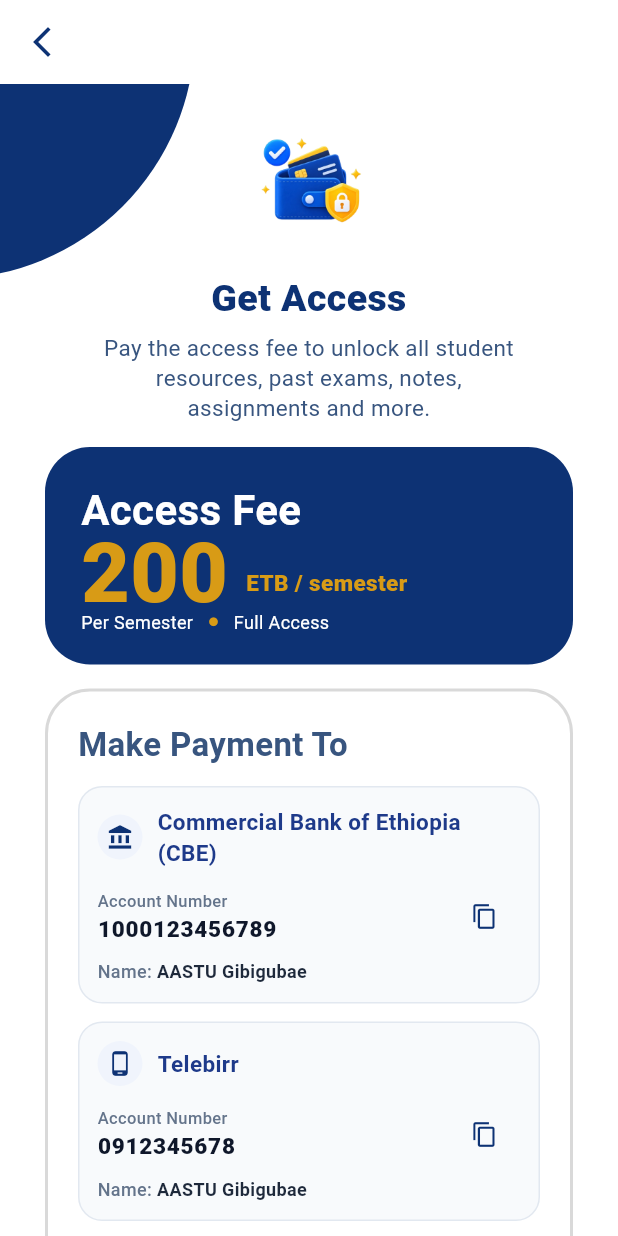
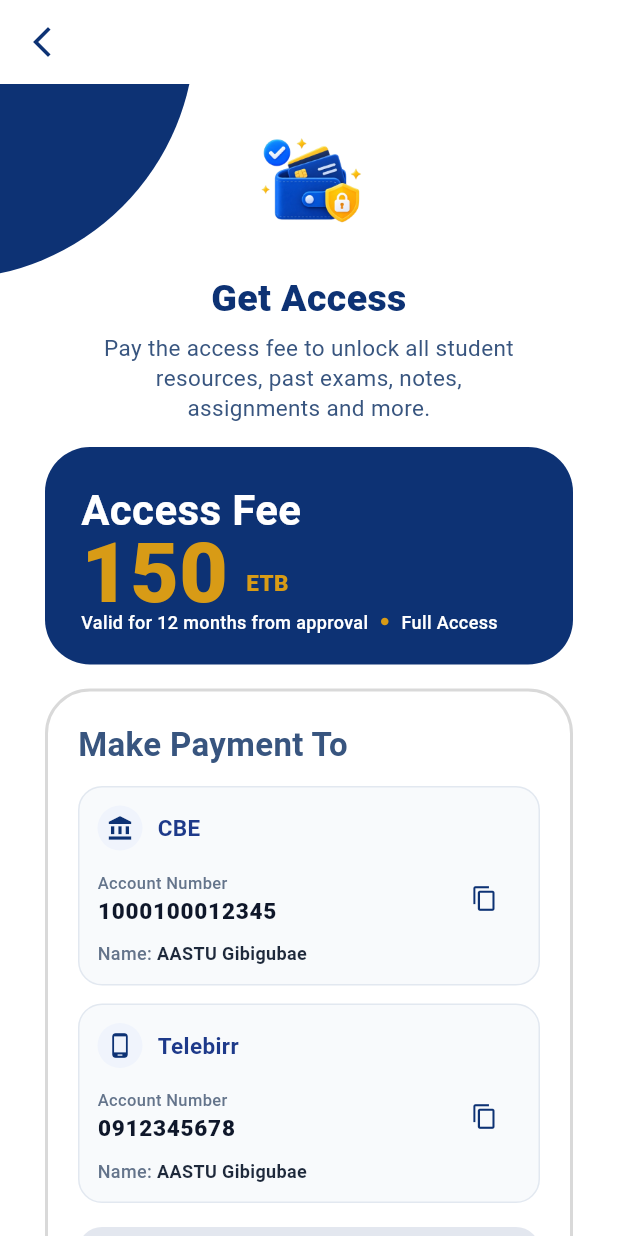
Before and after one commit to aastu-gibigubae/aastu_gibigubae_resource_app_frontend, a Flutter app: the PremiumPage screen opened by its route, on a phone screen of 412 x 824 dp. Run offline on Flutter 3.47's test engine with Material 3 defaults, Android fonts, the phone set to English and light mode, and no system bars; our stand-ins replace connectivity_plus, device_info_plus, dio, flutter_riverpod, flutter_secure_storage, go_router and 2 more; accounts and stored records are empty; network calls fail; Roboto replaces fonts that are missing (Poppins).

Commit message:
feat(premium): align Get Access and Payment Review screens with UI designs and SRS

```diff
--- a/assets/premium/payment_instructions.json
+++ b/assets/premium/payment_instructions.json
@@ -1,11 +1,11 @@
 {
-  "title": "Go Premium",
-  "subtitle": "Get unlimited access to all course resources",
-  "price": "200 ETB / semester",
+  "title": "Get Access",
+  "subtitle": "Pay the access fee to unlock all student resources, past exams, notes, assignments and more.",
+  "price": "150 ETB",
   "payment_accounts": [
     {
-      "bank": "Commercial Bank of Ethiopia (CBE)",
-      "account_number": "1000123456789",
+      "bank": "CBE",
+      "account_number": "1000100012345",
       "account_name": "AASTU Gibigubae"
     },
     {
@@ -15,12 +15,12 @@
     }
   ],
   "steps": [
-    "Transfer 200 ETB to one of the accounts above.",
+    "Transfer 150 ETB to one of the accounts above.",
     "Take a screenshot of the payment confirmation.",
-    "Send the screenshot to our Telegram bot for verification.",
-    "Your account will be activated within 24 hours."
+    "Message your payment screenshot and name to @gibigubae_admin on Telegram.",
+    "Your account will be activated once verified — usually within a few hours."
   ],
-  "telegram_handle": "@aastu_freshman_bot",
-  "telegram_url": "https://t.me/aastu_freshman_bot",
-  "note": "Premium access is valid for one semester. Your device will be verified during login."
+  "telegram_handle": "@gibigubae_admin",
+  "telegram_url": "https://t.me/gibigubae_admin",
+  "note": "Valid for 12 months from approval • Full Access"
 }
--- a/lib/features/premium/presentation/pages/premium_page.dart
+++ b/lib/features/premium/presentation/pages/premium_page.dart
@@ -16,10 +16,10 @@ class PremiumPage extends ConsumerWidget {
       BuildContext context, PremiumInstructions? instructions) {
     final steps = instructions?.steps ??
         [
-          'Transfer 200 ETB to one of the payment accounts.',
+          'Transfer 150 ETB to one of the payment accounts.',
           'Take a screenshot of the payment confirmation.',
-          'Send the screenshot to our Telegram bot for verification.',
-          'Your account will be activated within 24 hours.',
+          'Message your payment screenshot and name to @gibigubae_admin on Telegram.',
+          'Your account will be activated once verified — usually within a few hours.',
         ];
 
     showModalBottomSheet(
@@ -151,7 +151,7 @@ class PremiumPage extends ConsumerWidget {
                 const SizedBox(height: 16),
 
                 PaymentPrimaryButton(
-                  text: "I've Made a Payment",
+                  text: "I've Sent my Payment",
                   onPressed: () {
                     context.go(RouteNames.paymentReview);
                   },
@@ -169,7 +169,7 @@ class PremiumPage extends ConsumerWidget {
                 InkWell(
                   onTap: () async {
                     final url = instructions?.telegramUrl ??
-                        'https://t.me/aastu_freshman_bot';
+                        'https://t.me/gibigubae_admin';
                     final uri = Uri.parse(url);
                     if (await canLaunchUrl(uri)) {
                       await launchUrl(uri,
--- a/lib/features/premium/presentation/widgets/payment_widgets.dart
+++ b/lib/features/premium/presentation/widgets/payment_widgets.dart
@@ -217,24 +217,26 @@ class PaymentFeeCard extends ConsumerWidget {
           const Row(
             children: [
               Text(
-                'Per Semester',
+                'Valid for 12 months from approval',
                 style: TextStyle(
                   color: Colors.white,
                   fontSize: 12,
+                  fontWeight: FontWeight.w500,
                 ),
               ),
-              SizedBox(width: 10),
+              SizedBox(width: 8),
               Icon(
                 Icons.circle,
                 color: AppColors.secondary,
-                size: 7,
+                size: 6,
               ),
-              SizedBox(width: 10),
+              SizedBox(width: 8),
               Text(
                 'Full Access',
                 style: TextStyle(
                   color: Colors.white,
                   fontSize: 12,
+                  fontWeight: FontWeight.w500,
                 ),
               ),
             ],
@@ -423,7 +425,7 @@ class PaymentBankCard extends ConsumerWidget {
                 SizedBox(width: 12),
                 Expanded(
                   child: Text(
-                    'After payment, send the screenshot to our Telegram bot for verification within 24 hours.',
+                    'Message your payment screenshot and name to @gibigubae_admin on Telegram. Your account will be activated once verified.',
                     style: TextStyle(
                       color: Color(0xFF38557F),
                       fontSize: 12,
@@ -600,7 +602,7 @@ class PaymentStatusCard extends StatelessWidget {
           InkWell(
             borderRadius: BorderRadius.circular(18),
             onTap: () async {
-              final uri = Uri.parse('https://t.me/aastu_freshman_bot');
+              final uri = Uri.parse('https://t.me/gibigubae_admin');
               if (await canLaunchUrl(uri)) {
                 await launchUrl(uri, mode: LaunchMode.externalApplication);
               }
@@ -626,7 +628,7 @@ class PaymentStatusCard extends StatelessWidget {
                   Expanded(
                     child: Text(
                       'For questions or verification, contact our admin '
-                      'on Telegram @aastu_freshman_bot',
+                      'on Telegram @gibigubae_admin',
                       style: TextStyle(
                         color: Color(0xFF38557F),
                         fontSize: 12,
```
